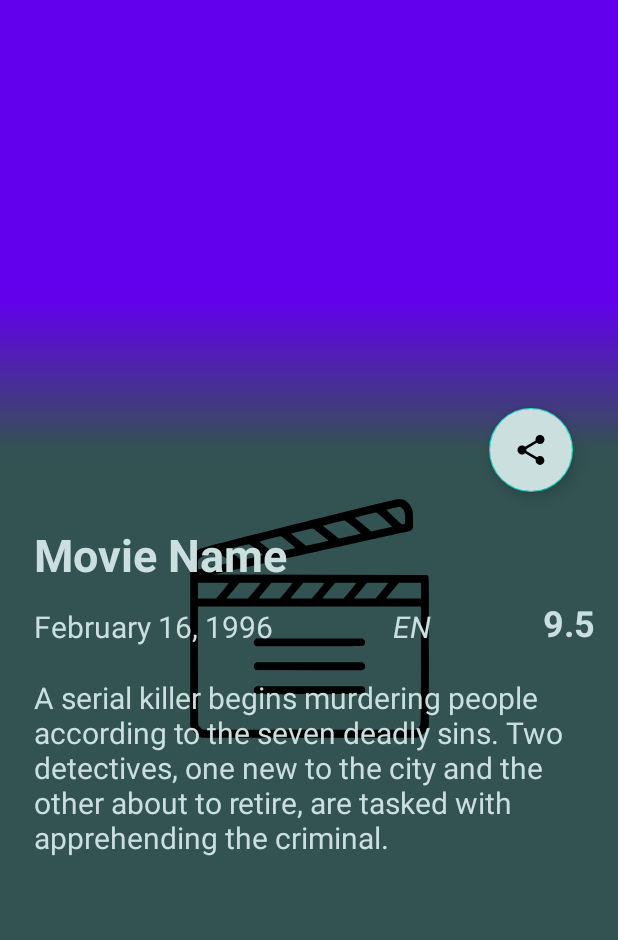
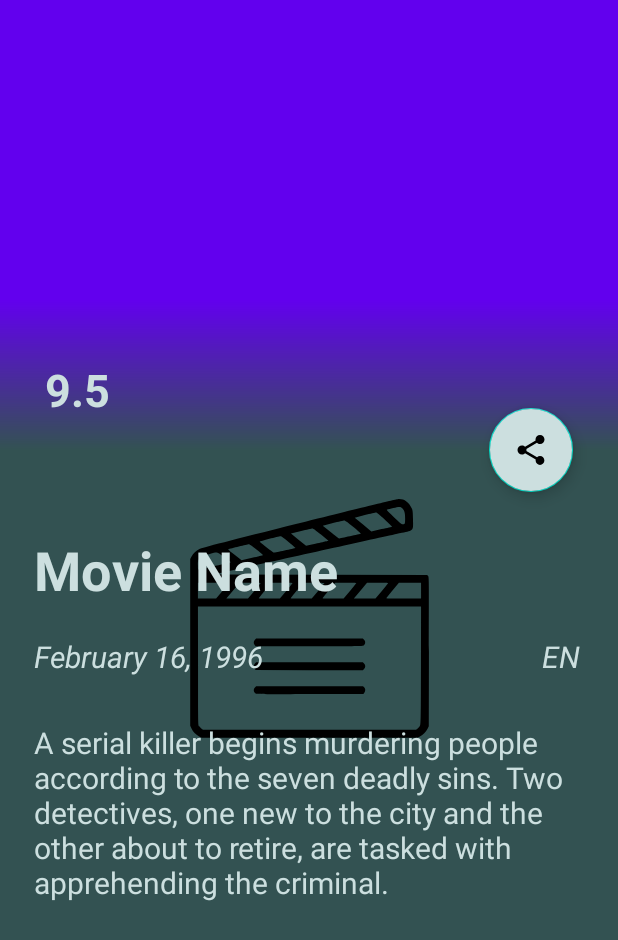
Before and after one commit to OsmanCanCinar/Android_Kotlin_Movies_App, an Android app: the layout fragment_movie_detail.xml on its own in the app's theme, with its tools: preview values and no code run, on a phone screen of 412 x 824 dp. Shown: the top 940 px of the screen. Run offline under Robolectric (Android 15) with nearby library versions, the phone set to English and light mode, and no system bars; network calls fail.

Commit message:
Fifth Commit, ui design improved.

```diff
--- a/app/src/main/java/com/osmancancinar/moviesapp/ui/MovieDetailFragment.kt
+++ b/app/src/main/java/com/osmancancinar/moviesapp/ui/MovieDetailFragment.kt
@@ -4,13 +4,11 @@ import android.os.Bundle
 import android.view.LayoutInflater
 import android.view.View
 import android.view.ViewGroup
-import androidx.appcompat.app.AppCompatActivity
 import androidx.fragment.app.Fragment
 import androidx.lifecycle.Observer
 import androidx.lifecycle.ViewModelProviders
 import com.osmancancinar.moviesapp.databinding.FragmentMovieDetailBinding
 import com.osmancancinar.moviesapp.viewModels.MovieDetailViewModel
-import kotlinx.android.synthetic.main.movie_row.*
 
 class MovieDetailFragment : Fragment() {
 
--- a/app/src/main/java/com/osmancancinar/moviesapp/viewModels/MovieDetailViewModel.kt
+++ b/app/src/main/java/com/osmancancinar/moviesapp/viewModels/MovieDetailViewModel.kt
@@ -28,7 +28,7 @@ class MovieDetailViewModel(application: Application) : BaseViewModel(application
                 .into(movieImage)
 
             Glide.with(view)
-                .load("https://image.tmdb.org/t/p/w342${movie.backdropPath}")
+                .load("https://image.tmdb.org/t/p/original${movie.backdropPath}")
                 .transform(CenterCrop())
                 .into(movieBackgroundImage)
         }
--- a/app/src/main/res/layout/fragment_movie_detail.xml
+++ b/app/src/main/res/layout/fragment_movie_detail.xml
@@ -3,10 +3,11 @@
 <layout xmlns:android="http://schemas.android.com/apk/res/android"
     xmlns:app="http://schemas.android.com/apk/res-auto"
     xmlns:tools="http://schemas.android.com/tools"
-    tools:context=".ui.MovieDetailFragment"
-    android:background="@color/accent">
+    android:background="@color/accent"
+    tools:context=".ui.MovieDetailFragment">
 
     <data>
+
         <variable
             name="selectedMovie"
             type="com.osmancancinar.moviesapp.data.Movie" />
@@ -43,6 +44,21 @@
                     android:layout_gravity="bottom"
                     android:background="@drawable/title_background" />
 
+                <TextView
+                    android:id="@+id/movie_vote_average_fetched"
+                    android:layout_width="wrap_content"
+                    android:layout_height="wrap_content"
+                    android:layout_marginStart="30dp"
+                    android:layout_marginBottom="20dp"
+                    android:layout_gravity="start|bottom"
+                    app:layout_collapseMode="none"
+                    android:maxLines="1"
+                    android:text="@{String.valueOf(selectedMovie.vote_average)}"
+                    android:textColor="@color/ratingColor"
+                    android:textSize="30sp"
+                    android:textStyle="bold"
+                    tools:text="9.5" />
+
                 <androidx.appcompat.widget.Toolbar
                     android:id="@+id/toolBar2"
                     android:layout_width="match_parent"
@@ -71,13 +87,13 @@
                     android:layout_width="match_parent"
                     android:layout_height="wrap_content"
                     android:layout_marginStart="7dp"
-                    android:layout_marginTop="34dp"
+                    android:layout_marginTop="40dp"
                     android:ellipsize="end"
-                    android:gravity="left"
+                    android:gravity="start"
                     android:maxLines="2"
+                    android:text="@{selectedMovie.title}"
                     android:textColor="@color/ratingColor"
-                    android:text="@{selectedMovie.title}"
-                    android:textSize="30sp"
+                    android:textSize="36sp"
                     android:textStyle="bold"
                     app:layout_constraintEnd_toEndOf="parent"
                     app:layout_constraintStart_toStartOf="parent"
@@ -89,13 +105,14 @@
                     android:layout_width="wrap_content"
                     android:layout_height="wrap_content"
                     android:layout_marginStart="7dp"
-                    android:layout_marginTop="14dp"
+                    android:layout_marginTop="20dp"
                     android:ellipsize="end"
-                    android:gravity="left"
+                    android:gravity="start"
                     android:maxLines="1"
+                    android:text="@{selectedMovie.release_date}"
                     android:textColor="@color/ratingColor"
-                    android:text="@{selectedMovie.release_date}"
                     android:textSize="20sp"
+                    android:textStyle="italic"
                     app:layout_constraintStart_toStartOf="parent"
                     app:layout_constraintTop_toBottomOf="@id/movie_title_fetched"
                     tools:text="February 16, 1996 " />
@@ -104,39 +121,28 @@
                     android:id="@+id/movie_language_fetched"
                     android:layout_width="wrap_content"
                     android:layout_height="wrap_content"
-                    android:gravity="center|end"
+                    android:layout_marginEnd="10dp"
+                    android:gravity="center"
+                    android:text="@{String.valueOf(selectedMovie.original_language)}"
                     android:textColor="@color/ratingColor"
+                    android:textSize="20sp"
                     android:textStyle="italic"
-                    android:textSize="20sp"
-                    android:text="@{String.valueOf(selectedMovie.original_language)}"
-                    tools:text="EN"
-                    app:layout_constraintStart_toEndOf="@+id/movie_release_date_fetched"
-                    app:layout_constraintEnd_toStartOf="@id/movie_vote_average_fetched"
-                    app:layout_constraintBottom_toBottomOf="@id/movie_vote_average_fetched"/>
-
-                <TextView
-                    android:id="@+id/movie_vote_average_fetched"
-                    android:layout_width="wrap_content"
-                    android:layout_height="wrap_content"
-                    android:text="@{String.valueOf(selectedMovie.vote_average)}"
-                    android:textSize="24sp"
-                    android:textStyle="bold"
-                    android:maxLines="1"
-                    android:textColor="@color/ratingColor"
                     app:layout_constraintBottom_toBottomOf="@id/movie_release_date_fetched"
                     app:layout_constraintEnd_toEndOf="parent"
-                    tools:text="9.5" />
+                    app:layout_constraintTop_toTopOf="@id/movie_release_date_fetched"
+                    tools:text="EN" />
 
                 <TextView
                     android:id="@+id/movie_review_fetched"
                     android:layout_width="0dp"
                     android:layout_height="wrap_content"
                     android:layout_marginStart="7dp"
-                    android:layout_marginTop="20dp"
+                    android:layout_marginTop="30dp"
+                    android:layout_marginEnd="7dp"
                     android:ellipsize="end"
+                    android:gravity="start"
+                    android:text="@{selectedMovie.overview}"
                     android:textColor="@color/ratingColor"
-                    android:gravity="left"
-                    android:text="@{selectedMovie.overview}"
                     android:textSize="20sp"
                     app:layout_constraintEnd_toEndOf="parent"
                     app:layout_constraintStart_toStartOf="parent"
@@ -147,7 +153,7 @@
                     android:id="@+id/movie_banner"
                     android:layout_width="300dp"
                     android:layout_height="400dp"
-                    android:layout_marginTop="20dp"
+                    android:layout_marginTop="30dp"
                     app:layout_constraintEnd_toEndOf="parent"
                     app:layout_constraintStart_toStartOf="parent"
                     app:layout_constraintTop_toBottomOf="@id/movie_review_fetched" />
@@ -159,13 +165,14 @@
             android:id="@+id/fab_share"
             android:layout_width="wrap_content"
             android:layout_height="wrap_content"
-            android:baselineAlignBottom="false"
-            app:fabSize="normal"
-            android:src="@drawable/ic_baseline_share_24"
-            app:layout_anchor="@id/appBarLayout"
-            app:layout_anchorGravity="end|bottom"
             android:layout_marginEnd="30dp"
             android:backgroundTint="@color/ratingColor"
-            android:focusable="true" />
+            android:baselineAlignBottom="false"
+            android:focusable="true"
+            android:src="@drawable/ic_baseline_share_24"
+            app:fabSize="normal"
+            app:layout_anchor="@id/appBarLayout"
+            app:layout_anchorGravity="end|bottom" />
+
     </androidx.coordinatorlayout.widget.CoordinatorLayout>
 </layout>
--- a/app/src/main/res/values/colors.xml
+++ b/app/src/main/res/values/colors.xml
@@ -11,8 +11,6 @@
     <color name="colorPrimaryDark">#000000</color>
     <color name="colorAccent">#f55951</color>
     <color name="colorDarkSemiTransparent">#C6000000</color>
-
-
     <color name="primaryDark">#1f2224</color>
     <color name="primary">#2d3033</color>
     <color name="accent">#335252</color>
```
Also changed, not shown: app/build.gradle (+20 -5 lines), app/src/main/java/com/osmancancinar/moviesapp/adapter/MoviesAdapter.kt (+12 -4 lines), app/src/main/java/com/osmancancinar/moviesapp/repository/MovieAPI.kt (+3 -4 lines), app/src/main/java/com/osmancancinar/moviesapp/repository/MovieAPIServices.kt (+9 -4 lines), app/src/main/java/com/osmancancinar/moviesapp/ui/MoviesListFragment.kt (+22 -10 lines), app/src/main/java/com/osmancancinar/moviesapp/viewModels/MoviesListViewModel.kt (+29 -31 lines), app/src/main/res/layout/fragment_movies_list.xml (+26 -2 lines), app/src/main/res/layout/movie_row.xml (+32 -47 lines), app/src/main/res/values/strings.xml (+9 -14 lines), build.gradle (+4 -3 lines), app/src/main/res/drawable/rectangle2.png (added).
